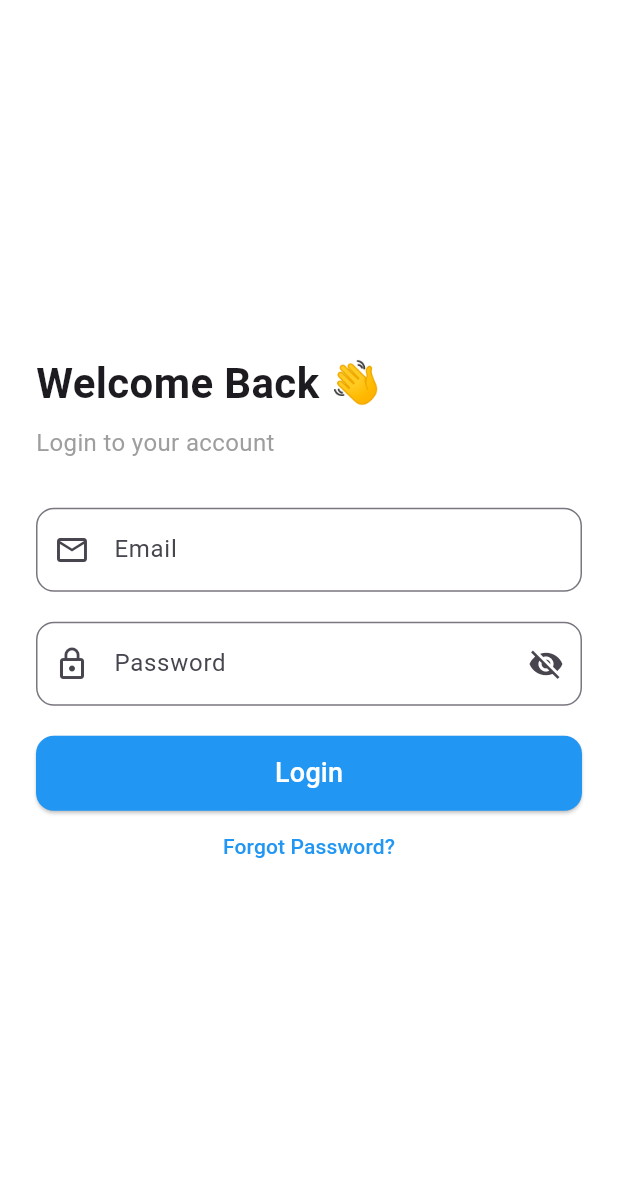
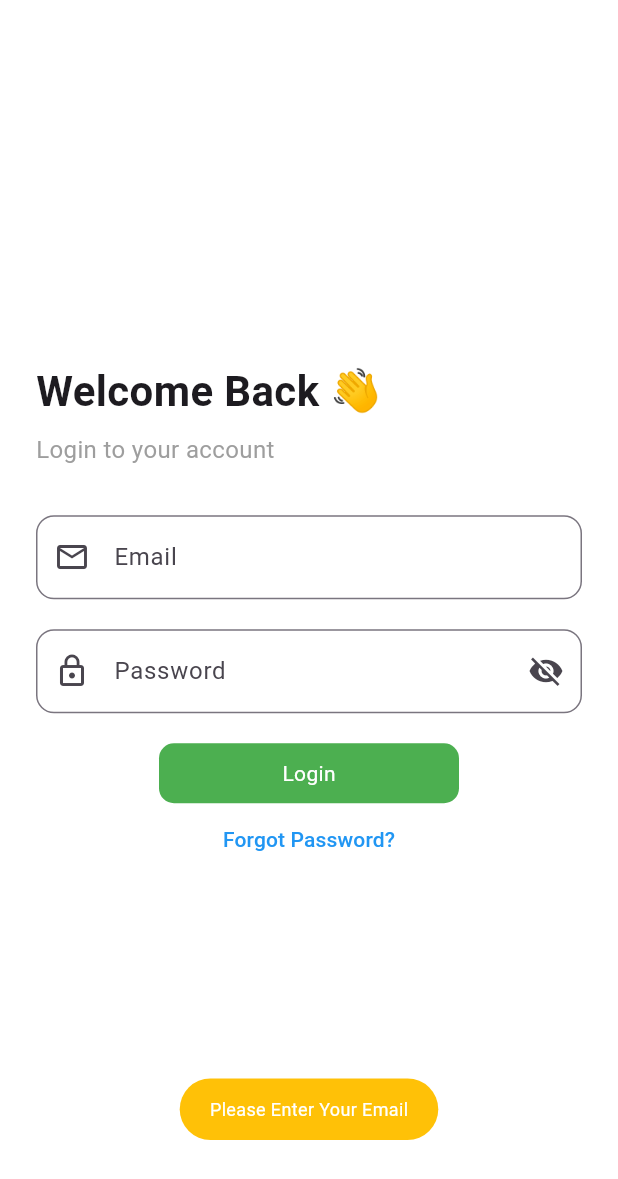
Before and after one commit to IHAMZAAHMADKHAN/Mvvm_Architecture, a Flutter app: the LoginScreen screen opened by its route, after a tap on "Login", on a phone screen of 412 x 824 dp. Shown: the top 1179 px of the screen. Run offline on Flutter 3.47's test engine with Material 3 defaults, Android fonts, the phone set to English and light mode, and no system bars; our stand-ins replace another_flushbar, fluttertoast.

Commit message:
Add round btn and colors

```diff
--- /dev/null
+++ b/lib/resource/app_colors.dart
@@ -0,0 +1,7 @@
+import 'package:flutter/material.dart';
+
+class AppColors {
+  static const Color blackColor = Color(0x0ff00000);
+  static const Color whiteColor = Color(0xFFFFFFFF);
+  static const Color buttonColor = Colors.green;
+}
--- /dev/null
+++ b/lib/resource/component/round_button.dart
@@ -0,0 +1,39 @@
+import 'package:flutter/material.dart';
+import 'package:mvvm_architecture/resource/app_colors.dart';
+
+//custom round button component, we will used this widget show to show button
+// this widget is generic, we can change it and this change will appear across the app
+class RoundButton extends StatelessWidget {
+  final String title;
+  final bool loading;
+  final VoidCallback onPress;
+  const RoundButton({
+    Key? key,
+    required this.title,
+    this.loading = false,
+    required this.onPress,
+  }) : super(key: key);
+
+  @override
+  Widget build(BuildContext context) {
+    return InkWell(
+      onTap: onPress,
+      child: Container(
+        height: 40,
+        width: 200,
+        decoration: BoxDecoration(
+          color: AppColors.buttonColor,
+          borderRadius: BorderRadius.circular(10),
+        ),
+        child: Center(
+          child: loading
+              ? const CircularProgressIndicator(color: Colors.white)
+              : Text(
+                  title,
+                  style: const TextStyle(color: AppColors.whiteColor),
+                ),
+        ),
+      ),
+    );
+  }
+}
--- a/lib/view/login_screen.dart
+++ b/lib/view/login_screen.dart
@@ -1,4 +1,7 @@
 import 'package:flutter/material.dart';
+import 'package:mvvm_architecture/resource/app_colors.dart';
+import 'package:mvvm_architecture/resource/component/round_button.dart';
+import 'package:mvvm_architecture/utils/routes/routes_name.dart';
 import 'package:mvvm_architecture/utils/utils.dart';
 
 class LoginScreen extends StatefulWidget {
@@ -14,10 +17,21 @@ class _LoginScreenState extends State<LoginScreen> {
   final _passwordController = TextEditingController();
   FocusNode emailfocusNode = FocusNode();
   FocusNode passfocusNode = FocusNode();
+
+  @override
+  void dispose() {
+    super.dispose();
+    _emailController.dispose();
+    _passwordController.dispose();
+    emailfocusNode.dispose();
+    passfocusNode.dispose();
+  }
+
   @override
   Widget build(BuildContext context) {
+    final height = MediaQuery.of(context).size.height * 1;
     return Scaffold(
-      backgroundColor: Colors.white,
+      backgroundColor: AppColors.whiteColor,
       body: Center(
         child: Padding(
           padding: const EdgeInsets.symmetric(horizontal: 24.0),
@@ -92,23 +106,21 @@ class _LoginScreenState extends State<LoginScreen> {
                 const SizedBox(height: 20),
 
                 // Login Button
-                SizedBox(
-                  width: double.infinity,
-                  height: 50,
-                  child: ElevatedButton(
-                    onPressed: () {
-                      // Add login logic
+                Center(
+                  child: RoundButton(
+                    title: "Login",
+                    onPress: () {
+                      // Navigator.pushNamed(context, RoutesName.home);
+                      if (_emailController.text.isEmpty) {
+                        Utils.toastMessage("Please Enter Your Email");
+                      } else if (_passwordController.text.isEmpty) {
+                        Utils.toastMessage("Please Enter Your Password");
+                      } else if (_passwordController.text.length < 6) {
+                        Utils.toastMessage("Please Enter 6 digit  Password");
+                      } else {
+                        Utils.flushBarErrorMessage("Api hit", context);
+                      }
                     },
-                    style: ElevatedButton.styleFrom(
-                      backgroundColor: Colors.blue,
-                      shape: RoundedRectangleBorder(
-                        borderRadius: BorderRadius.circular(12),
-                      ),
-                    ),
-                    child: const Text(
-                      "Login",
-                      style: TextStyle(fontSize: 18, color: Colors.white),
-                    ),
                   ),
                 ),
 
```
